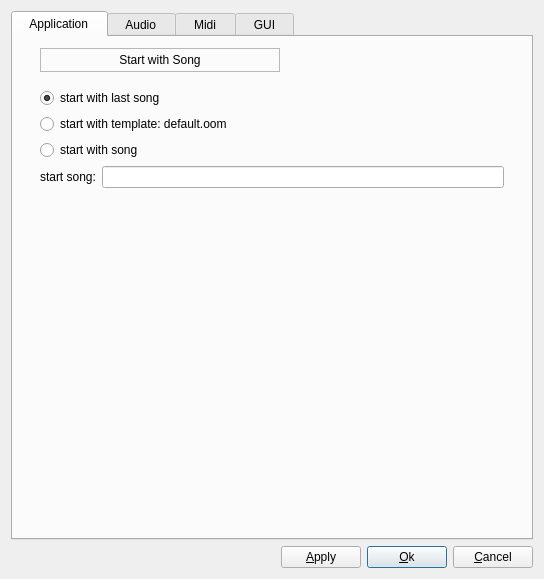
falkTX/los, file los/widgets/gensetbase.ui: the form before one commit.
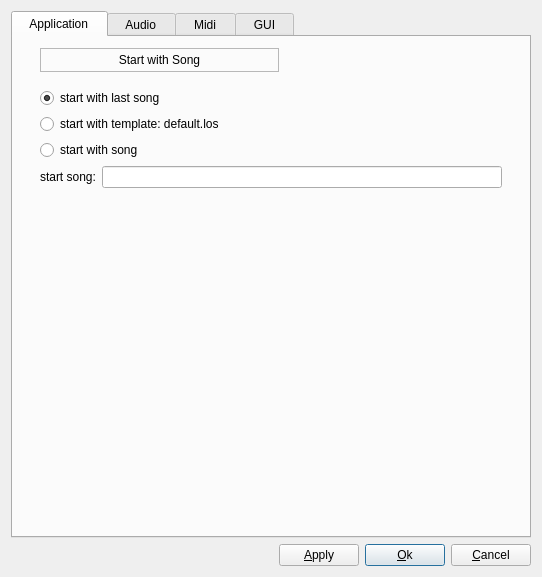
The form after the commit.

What changed in the file:
```diff
--- a/los/widgets/gensetbase.ui
+++ b/los/widgets/gensetbase.ui
@@ -6,8 +6,8 @@
    <rect>
     <x>0</x>
     <y>0</y>
-    <width>544</width>
-    <height>579</height>
+    <width>542</width>
+    <height>577</height>
    </rect>
   </property>
   <property name="windowTitle">
@@ -137,7 +137,7 @@
              </sizepolicy>
             </property>
             <property name="text">
-             <string>start with template: default.oom</string>
+             <string>start with template: default.los</string>
             </property>
             <property name="checked">
              <bool>false</bool>
```
Left out of the diff: 2 changed lines with no effect on the pictures.
